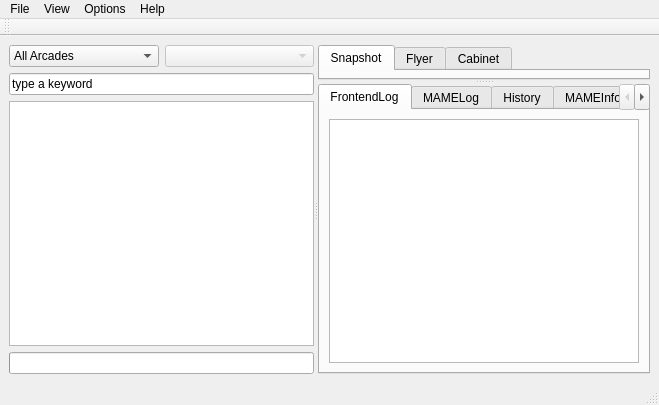
Before: the Qt Designer form trunk/mamep/qtui/qmc2main.ui in svn2github/mameplus, drawn with Qt 5.
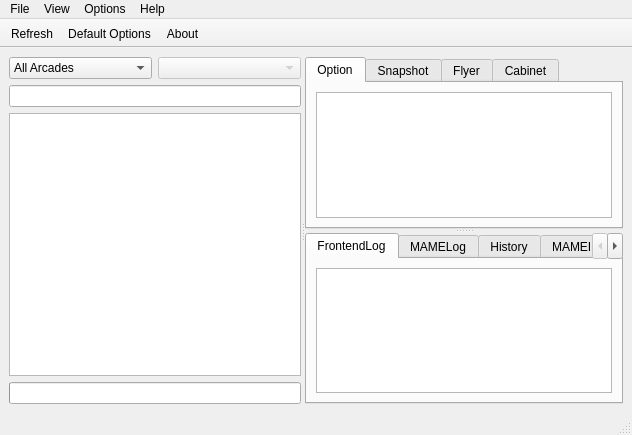
After: the same form once the commit is applied. Icons and pictures are not drawn.

Commit message: *[qtui] *added option template handling *added filter/search/sorting model

The edit to the form file:
```diff
--- a/trunk/mamep/qtui/qmc2main.ui
+++ b/trunk/mamep/qtui/qmc2main.ui
@@ -5,8 +5,8 @@
    <rect>
     <x>0</x>
     <y>0</y>
-    <width>659</width>
-    <height>405</height>
+    <width>632</width>
+    <height>435</height>
    </rect>
   </property>
   <property name="windowTitle" >
@@ -53,9 +53,12 @@
         </item>
         <item>
          <widget class="QLineEdit" name="lineEditSearch" >
-          <property name="text" >
+          <property name="statusTip" >
            <string>type a keyword</string>
           </property>
+          <property name="text" >
+           <string/>
+          </property>
          </widget>
         </item>
         <item>
@@ -71,19 +74,34 @@
         <enum>Qt::Vertical</enum>
        </property>
        <widget class="QTabWidget" name="tabWidget" >
-        <property name="sizePolicy" >
-         <sizepolicy vsizetype="Expanding" hsizetype="Minimum" >
-          <horstretch>0</horstretch>
-          <verstretch>0</verstretch>
-         </sizepolicy>
-        </property>
         <property name="currentIndex" >
          <number>0</number>
         </property>
+        <widget class="QWidget" name="tab_3" >
+         <attribute name="title" >
+          <string>Option</string>
+         </attribute>
+         <layout class="QGridLayout" >
+          <item row="0" column="0" >
+           <widget class="QTreeView" name="treeViewOption" >
+            <property name="editTriggers" >
+             <set>QAbstractItemView::CurrentChanged|QAbstractItemView::EditKeyPressed|QAbstractItemView::NoEditTriggers</set>
+            </property>
+            <property name="alternatingRowColors" >
+             <bool>true</bool>
+            </property>
+            <property name="rootIsDecorated" >
+             <bool>false</bool>
+            </property>
+           </widget>
+          </item>
+         </layout>
+        </widget>
         <widget class="QWidget" name="tabSnapshot" >
          <attribute name="title" >
           <string>Snapshot</string>
          </attribute>
+         <layout class="QGridLayout" />
         </widget>
         <widget class="QWidget" name="tabFlyer" >
          <attribute name="title" >
@@ -156,7 +174,7 @@
     <rect>
      <x>0</x>
      <y>0</y>
-     <width>659</width>
+     <width>632</width>
      <height>21</height>
     </rect>
    </property>
@@ -194,12 +212,24 @@
    <property name="windowTitle" >
     <string>toolBar</string>
    </property>
+   <property name="movable" >
+    <bool>false</bool>
+   </property>
+   <property name="iconSize" >
+    <size>
+     <width>20</width>
+     <height>20</height>
+    </size>
+   </property>
    <attribute name="toolBarArea" >
     <enum>TopToolBarArea</enum>
    </attribute>
    <attribute name="toolBarBreak" >
     <bool>false</bool>
    </attribute>
+   <addaction name="actionRefresh" />
+   <addaction name="actionDefault_Options" />
+   <addaction name="actionAbout" />
   </widget>
   <action name="actionDefault_Options" >
    <property name="text" >
```
Left out of the diff: 14 changed lines with no effect on the pictures. The commit also changes 14 other files.
